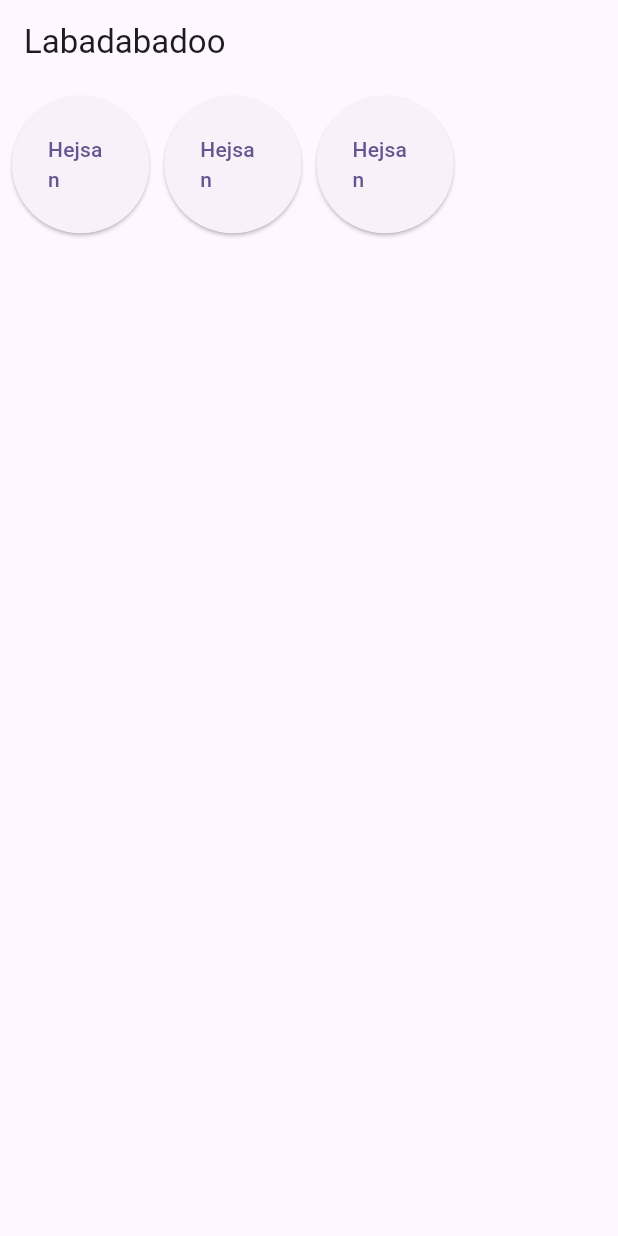
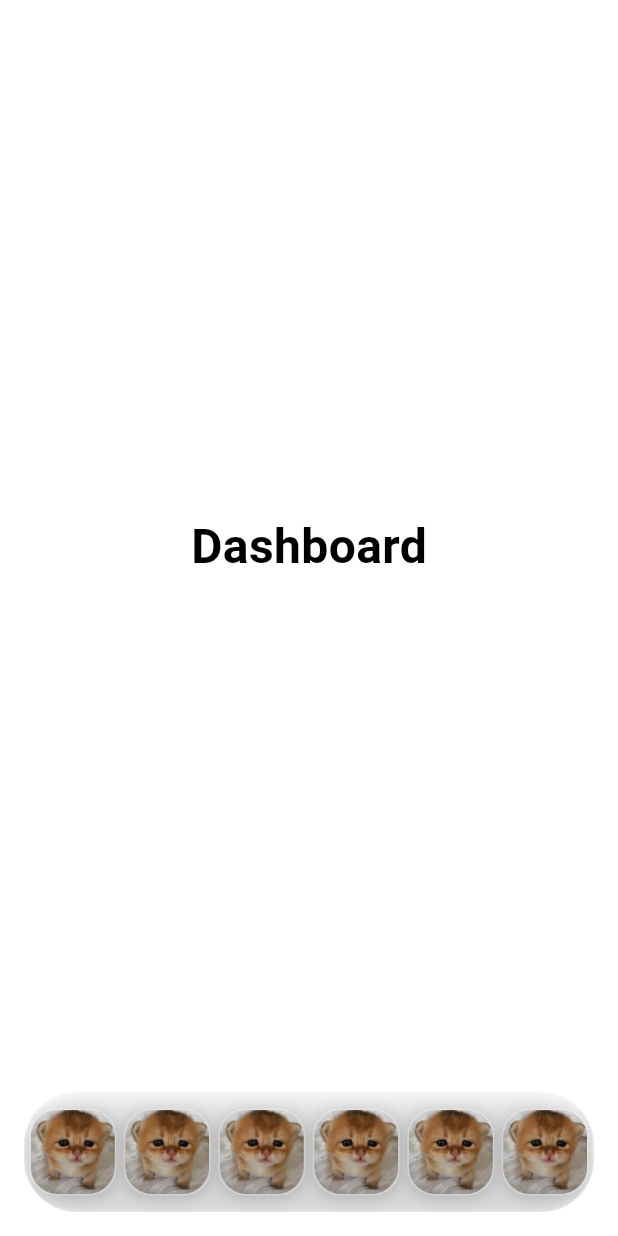
Before and after one commit to DaOl6717/Project-Jorgen, a Flutter app: the DashboardPage screen opened directly, on a phone screen of 412 x 824 dp. Run offline on Flutter 3.47's test engine with Material 3 defaults, Android fonts, the phone set to English and light mode, and no system bars; our stand-ins replace flutter_riverpod, logger, riverpod_annotation; missing offline and left inert: bluetooth_serial_next, gauge_indicator; generated files the repository leaves out were written again.

Commit message:
Made a simple footer with app icons

```diff
--- a/jorgen_dashboard/lib/features/dashboard/views/dashboard_page.dart
+++ b/jorgen_dashboard/lib/features/dashboard/views/dashboard_page.dart
@@ -1,25 +1,6 @@
+import 'dart:ui';
 import 'package:flutter/material.dart';
-import 'package:flutter/services.dart';
-
-Future<void> main() async {
-  WidgetsFlutterBinding.ensureInitialized();
-
-  await SystemChrome.setPreferredOrientations([
-    DeviceOrientation.landscapeLeft,
-    DeviceOrientation.landscapeRight,
-  ]);
-
-  runApp(const MyApp());
-}
-
-class MyApp extends StatelessWidget {
-  const MyApp({super.key});
-
-  @override
-  Widget build(BuildContext context) {
-    return const MaterialApp(home: DashboardPage());
-  }
-}
+import 'package:jorgen_dashboard/core/logging/logging.dart';
 
 class DashboardPage extends StatelessWidget {
   const DashboardPage({super.key});
@@ -27,25 +8,131 @@ class DashboardPage extends StatelessWidget {
   @override
   Widget build(BuildContext context) {
     return Scaffold(
-      appBar: AppBar(title: const Text('Labadabadoo')),
-      body: Center(
-        child: GridView.count(
-          crossAxisCount: 4,
-          crossAxisSpacing: 10,
-          mainAxisSpacing: 10,
-          padding: EdgeInsets.all(8),
-          children: [
-            ElevatedButton(
-          child: Text('Hejsan'),
-          onPressed: () => print('Hej')),
-          ElevatedButton(
-          child: Text('Hejsan'),
-          onPressed: () => print('Hej2')),
-          ElevatedButton(
-          child: Text('Hejsan'),
-          onPressed: () => print('3He!!'),)
-          ],),
-        )
+      backgroundColor: Colors.transparent,
+
+      body: Container(
+        decoration: const BoxDecoration(
+          color: Colors.white,
+        ),
+        child: const Center(
+          child: Text(
+            'Dashboard',
+            style: TextStyle(
+              color: Colors.black,
+              fontSize: 32,
+              fontWeight: FontWeight.bold,
+            ),
+          ),
+        ),
+      ),
+
+      bottomNavigationBar: Padding(
+        padding: const EdgeInsets.only(left: 16, right: 16, bottom: 16),
+        child: ClipRRect(
+          borderRadius: BorderRadius.circular(35),
+          child: BackdropFilter(
+            filter: ImageFilter.blur(sigmaX: 15, sigmaY: 15),
+            child: Container(
+              height: 80,
+              decoration: BoxDecoration(
+                color: Colors.white.withValues(alpha: 0.12),
+                borderRadius: BorderRadius.circular(35),
+                border: Border.all(color: Colors.white.withValues(alpha: 0.20)),
+                boxShadow: [
+                  BoxShadow(
+                    color: Colors.black.withValues(alpha: 0.20),
+                    blurRadius: 20,
+                    offset: const Offset(0, 8),
+                  ),
+                ],
+              ),
+              child: Row(
+                children: [
+                  DockButton(
+                    imagePath: 'lib/assets/icons/big_poo_icon.png',
+                    label: 'Function 1',
+                    onPressed: () => dPrint('Cute cat 1 pressed'),
+                  ),
+                  DockButton(
+                    imagePath: 'lib/assets/icons/big_poo_icon.png',
+                    label: 'Function 2',
+                    onPressed: () => dPrint('Cute cat 2 pressed'),
+                  ),
+                  DockButton(
+                    imagePath: 'lib/assets/icons/big_poo_icon.png',
+                    label: 'Function 3',
+                    onPressed: () => dPrint('Cute cat 3 pressed'),
+                  ),
+                  DockButton(
+                    imagePath: 'lib/assets/icons/big_poo_icon.png',
+                    label: 'Function 4',
+                    onPressed: () => dPrint('Cute cat 4 pressed'),
+                  ),
+                  DockButton(
+                    imagePath: 'lib/assets/icons/big_poo_icon.png',
+                    label: 'Function 5',
+                    onPressed: () => dPrint('Cute cat 5 pressed'),
+                  ),
+                  DockButton(
+                    imagePath: 'lib/assets/icons/big_poo_icon.png',
+                    label: 'Function 6',
+                    onPressed: () => dPrint('Cute cat 6 pressed'),
+                  ),
+                ],
+              ),
+            ),
+          ),
+        ),
+      ),
+    );
+  }
+}
+
+class DockButton extends StatelessWidget {
+  final String imagePath;
+  final String label;
+  final VoidCallback onPressed;
+
+  const DockButton({
+    super.key,
+    required this.imagePath,
+    required this.label,
+    required this.onPressed,
+  });
+
+  @override
+  Widget build(BuildContext context) {
+    return Expanded(
+      child: Center(
+        child: GestureDetector(
+          onTap: onPressed,
+          child: Container(
+            width: 58,
+            height: 58,
+            decoration: BoxDecoration(
+              color: Colors.white.withValues(alpha: 0.15),
+              borderRadius: BorderRadius.circular(18),
+              border: Border.all(color: Colors.white.withValues(alpha: 0.15)),
+              boxShadow: [
+                BoxShadow(
+                  color: Colors.black.withValues(alpha: 0.15),
+                  blurRadius: 8,
+                  offset: const Offset(0, 2),
+                ),
+              ],
+            ),
+            child: ClipRRect(
+              borderRadius: BorderRadius.circular(18),
+              child: Image.asset(
+                imagePath,
+                fit: BoxFit.contain,
+                width: double.infinity,
+                height: double.infinity,
+               ),
+              )
+            ),
+          ),
+        ),
       );
   }
 }
--- a/jorgen_dashboard/lib/main.dart
+++ b/jorgen_dashboard/lib/main.dart
@@ -1,6 +1,7 @@
 import 'package:flutter/material.dart';
 import 'package:flutter_riverpod/flutter_riverpod.dart';
 import 'package:jorgen_dashboard/features/dashboard/features/speedometer/widgets/bt_test.dart';
+import 'package:jorgen_dashboard/features/dashboard/views/dashboard_page.dart';
 
 void main() {
   runApp(const MyApp());
@@ -32,7 +33,7 @@ class MyApp extends StatelessWidget {
         // tested with just a hot reload.
         colorScheme: .fromSeed(seedColor: Colors.deepPurple),
       ),
-      home: ProviderScope(child: const MyHomePage(title: 'Jorgen Dashboard')),
+      home: ProviderScope(child: const DashboardPage()),
     );
   }
 }
--- a/jorgen_dashboard/pubspec.yaml
+++ b/jorgen_dashboard/pubspec.yaml
@@ -67,6 +67,8 @@ flutter:
   # assets:
   #   - images/a_dot_burr.jpeg
   #   - images/a_dot_ham.jpeg
+  assets:
+    - lib/assets/icons/
 
   # An image asset can refer to one or more resolution-specific "variants", see
   # https://flutter.dev/to/resolution-aware-images
```
Also changed, not shown: jorgen_dashboard/lib/assets/icons/big_poo_icon.png (added).
